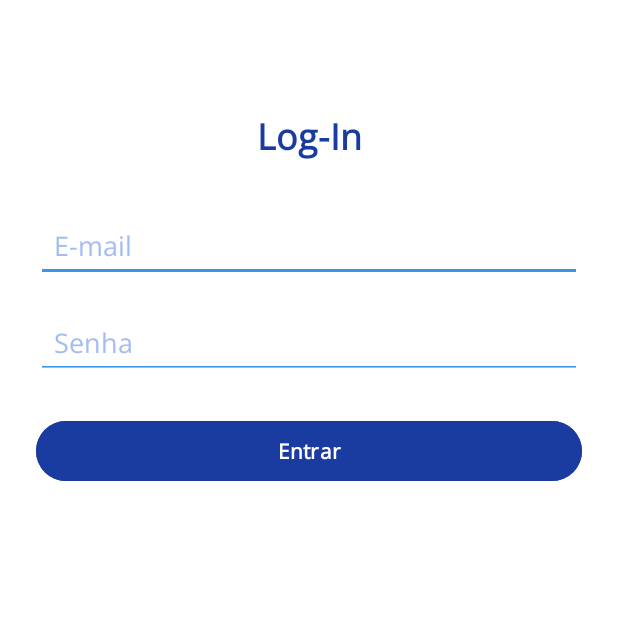
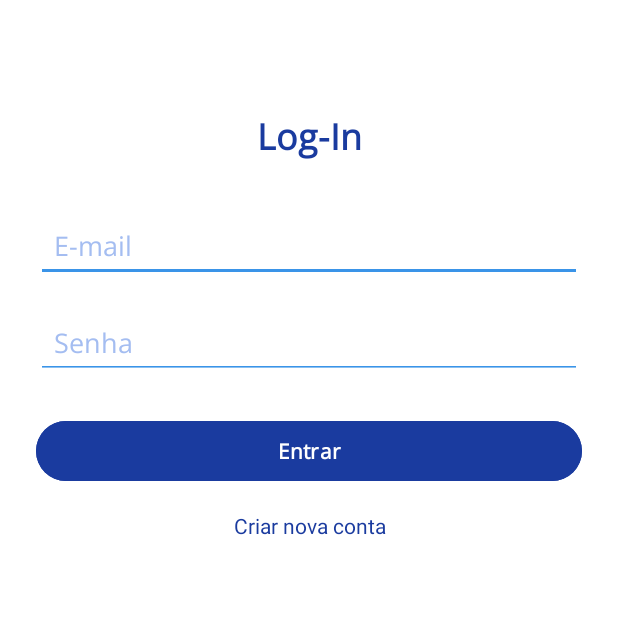
Before and after one commit to bernardoburigo/projeto-ticketing, an Android app: the LoginActivity screen opened directly, with no data from a screen before it, on a phone screen of 412 x 824 dp, the top half of it. Run offline under Robolectric (Android 15) with nearby library versions, the phone set to English and light mode, and no system bars.

Commit message:
commit: correções de bugs e problemas visuais. app pronto para integração com o banco.

```diff
--- a/AppPublico/app/src/main/AndroidManifest.xml
+++ b/AppPublico/app/src/main/AndroidManifest.xml
@@ -22,6 +22,7 @@
         <activity android:name=".activities.VerificacaoIngressoActivity"/>
         <activity android:name=".activities.CompraIngressoActivity"/>
         <activity android:name=".activities.DetalhesIngressoActivity"/>
+        <activity android:name=".activities.CriarContaActivity"/>
 
 
         <activity
--- a/AppPublico/app/src/main/java/com/example/AppPublico/activities/LoginActivity.java
+++ b/AppPublico/app/src/main/java/com/example/AppPublico/activities/LoginActivity.java
@@ -5,6 +5,7 @@ import android.content.SharedPreferences;
 import android.os.Bundle;
 import android.widget.Button;
 import android.widget.EditText;
+import android.widget.TextView;
 import android.widget.Toast;
 
 import androidx.appcompat.app.AppCompatActivity;
@@ -45,6 +46,12 @@ public class LoginActivity extends AppCompatActivity {
                 Toast.makeText(this, "Credenciais inválidas", Toast.LENGTH_SHORT).show();
             }
         });
+
+        TextView tvCriarConta = findViewById(R.id.tvCriarConta);
+        tvCriarConta.setOnClickListener(v -> {
+            startActivity(new Intent(LoginActivity.this, CriarContaActivity.class));
+        });
+
     }
 
     private void salvarLogin(boolean isSeguranca) {
--- a/AppPublico/app/src/main/res/color/nav_item_color.xml
+++ b/AppPublico/app/src/main/res/color/nav_item_color.xml
@@ -1,7 +1,7 @@
 <?xml version="1.0" encoding="utf-8"?>
 <selector xmlns:android="http://schemas.android.com/apk/res/android">
     <!-- Cor quando o item está selecionado -->
-    <item android:color="@color/azul_primario" android:state_checked="true"/>
+    <item android:color="@color/azul_secundario" android:state_checked="true"/>
     <!-- Cor quando o item não está selecionado -->
     <item android:color="@color/branco" />
 </selector>
--- a/AppPublico/app/src/main/res/layout/activity_login.xml
+++ b/AppPublico/app/src/main/res/layout/activity_login.xml
@@ -30,7 +30,8 @@
         android:inputType="textEmailAddress"
         android:padding="12dp"
         android:backgroundTint="#3A94E8"
-        android:textColorHint="#A4BDF1"
+        android:textColorHint="@color/azul_secundario"
+        android:textColor="@color/black"
         android:fontFamily="@font/open_sans"
         android:layout_marginBottom="16dp" />
 
@@ -42,7 +43,8 @@
         android:inputType="textPassword"
         android:padding="12dp"
         android:backgroundTint="#3A94E8"
-        android:textColorHint="#A4BDF1"
+        android:textColorHint="@color/azul_secundario"
+        android:textColor="@color/black"
         android:fontFamily="@font/open_sans"
         android:layout_marginBottom="24dp" />
 
@@ -51,9 +53,19 @@
         android:layout_width="match_parent"
         android:layout_height="wrap_content"
         android:text="Entrar"
-        android:backgroundTint="#1A3B9F"
+        android:backgroundTint="@color/azul_primario"
         android:textColor="#FFFFFF"
         android:textStyle="bold"
         android:fontFamily="@font/open_sans"/>
 
+    <TextView
+        android:id="@+id/tvCriarConta"
+        android:layout_width="match_parent"
+        android:layout_height="wrap_content"
+        android:text="Criar nova conta"
+        android:gravity="center"
+        android:textColor="@color/azul_primario"
+        android:textSize="14sp"
+        android:layout_marginTop="16dp" />
+
 </LinearLayout>
--- a/AppPublico/app/src/main/res/layout/activity_main.xml
+++ b/AppPublico/app/src/main/res/layout/activity_main.xml
@@ -64,8 +64,8 @@
         android:layout_width="match_parent"
         android:layout_height="wrap_content"
         android:background="@color/azul_primario"
-        app:itemIconTint="@color/branco"
-        app:itemTextColor="@color/branco"
+        app:itemIconTint="@color/nav_item_color"
+        app:itemTextColor="@color/nav_item_color"
         app:labelVisibilityMode="labeled"
         app:menu="@menu/bottom_navigation_menu" />
 
--- a/AppPublico/app/src/main/res/layout/activity_usuario.xml
+++ b/AppPublico/app/src/main/res/layout/activity_usuario.xml
@@ -60,7 +60,7 @@
         android:layout_height="wrap_content"
         android:layout_gravity="bottom"
         android:background="@color/azul_primario"
-        app:itemIconTint="@color/branco"
-        app:itemTextColor="@color/branco"
+        app:itemIconTint="@color/nav_item_color"
+        app:itemTextColor="@color/nav_item_color"
         app:menu="@menu/bottom_navigation_menu" />
 </FrameLayout>
--- a/AppPublico/app/src/main/res/values-night/themes.xml
+++ b/AppPublico/app/src/main/res/values-night/themes.xml
@@ -1,7 +1,10 @@
 <resources xmlns:tools="http://schemas.android.com/tools">
     <!-- Base application theme. -->
     <style name="Base.Theme.MyApplication" parent="Theme.Material3.DayNight.NoActionBar">
-        <!-- Customize your dark theme here. -->
-        <!-- <item name="colorPrimary">@color/my_dark_primary</item> -->
+        <item name="android:colorControlHighlight">@color/azul_secundario</item>
+        <item name="colorControlHighlight">@color/azul_secundario</item>
+        <item name="colorOnPrimary">@android:color/white</item>
     </style>
+
+    <style name="Theme.MyApplication" parent="Base.Theme.MyApplication" />
 </resources>
--- a/AppPublico/app/src/main/res/values/colors.xml
+++ b/AppPublico/app/src/main/res/values/colors.xml
@@ -4,5 +4,7 @@
     <color name="white">#FFFFFFFF</color>
     <color name="purple">#7D1087</color>
     <color name="azul_primario">#1A3B9F</color>
+    <color name="azul_secundario">#A4BDF1</color>
+    <color name="cinza_hint">#454545</color>
     <color name="branco">#FFFFFFFF</color>
 </resources>
--- a/AppPublico/app/src/main/res/values/themes.xml
+++ b/AppPublico/app/src/main/res/values/themes.xml
@@ -1,8 +1,9 @@
 <resources xmlns:tools="http://schemas.android.com/tools">
     <!-- Base application theme. -->
     <style name="Base.Theme.MyApplication" parent="Theme.Material3.DayNight.NoActionBar">
-        <!-- Customize your light theme here. -->
-        <!-- <item name="colorPrimary">@color/my_light_primary</item> -->
+        <item name="android:colorControlHighlight">@color/azul_secundario</item>
+        <item name="colorControlHighlight">@color/azul_secundario</item>
+        <item name="colorOnPrimary">@android:color/white</item>
     </style>
 
     <style name="Theme.MyApplication" parent="Base.Theme.MyApplication" />
```
Also changed, not shown: AppPublico/app/src/main/java/com/example/AppPublico/activities/CriarContaActivity.java (added, +51 -0 lines), AppPublico/app/src/main/res/layout/activity_compra_ingresso.xml (+4 -3 lines), AppPublico/app/src/main/res/layout/activity_criar_conta.xml (added, +70 -0 lines), AppPublico/app/src/main/res/layout/activity_pesquisa.xml (+4 -3 lines).
